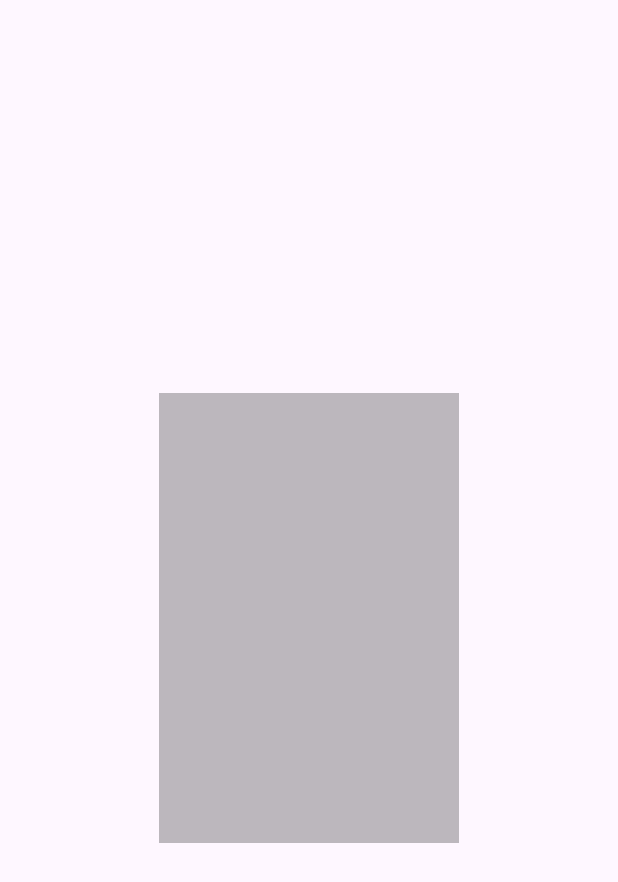
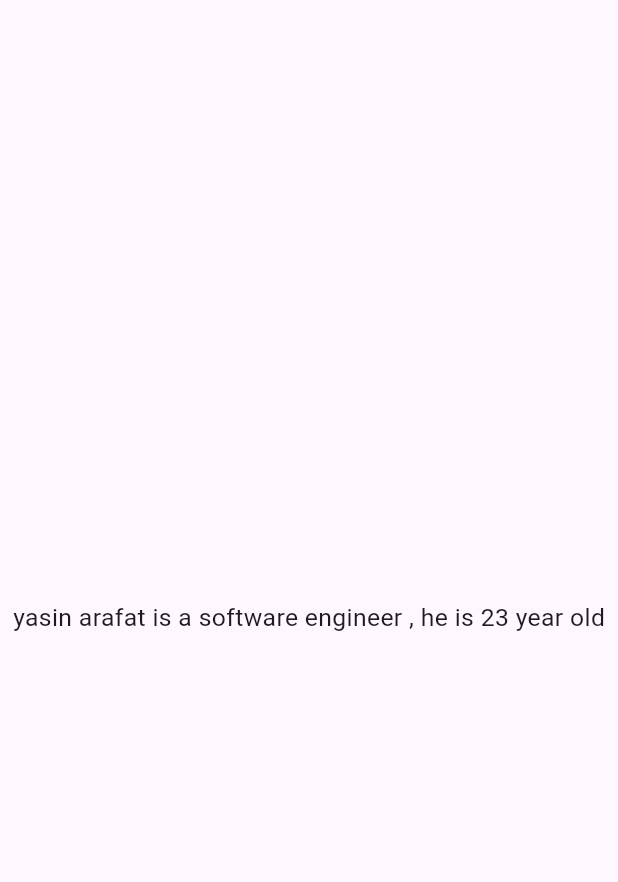
Before and after one commit to yasinalibd02/chatme, a Flutter app: the screen it shows after launch, on a phone screen of 412 x 824 dp. Shown: the top 882 px of the screen. Run offline on Flutter 3.47's test engine with Material 3 defaults, Android fonts, the phone set to English and light mode, and no system bars; our stand-ins replace flutter_screenutil, shared_preferences.

Commit message:
working on responsive text widget

```diff
--- a/lib/main.dart
+++ b/lib/main.dart
@@ -1,11 +1,8 @@
 import 'package:flutter/material.dart';
-
 import 'screens/dashboard/home_screen.dart';
-
 void main() {
-  runApp(MyApp());
+runApp(MyApp());
 }
-
 class MyApp extends StatelessWidget {
   @override
   Widget build(BuildContext context) {
--- a/lib/screens/dashboard/home_widget.dart
+++ b/lib/screens/dashboard/home_widget.dart
@@ -5,10 +5,12 @@ class HomeTopContainer extends StatelessWidget {
 
   @override
   Widget build(BuildContext context) {
-    return Container(
-      height: 300,
-      width: 200,
-      color:Colors.black26,
-    );
+      double screenWidth = MediaQuery.of(context).size.width;
+
+    // Calculate the responsive text size based on screen width
+    double textSize = screenWidth * 0.04;
+    return Text("yasin arafat is a software engineer , he is 23 year old"
+    ,
+    style: TextStyle(fontSize: textSize),);
   }
 }
```
Also changed, not shown: pubspec.lock.
